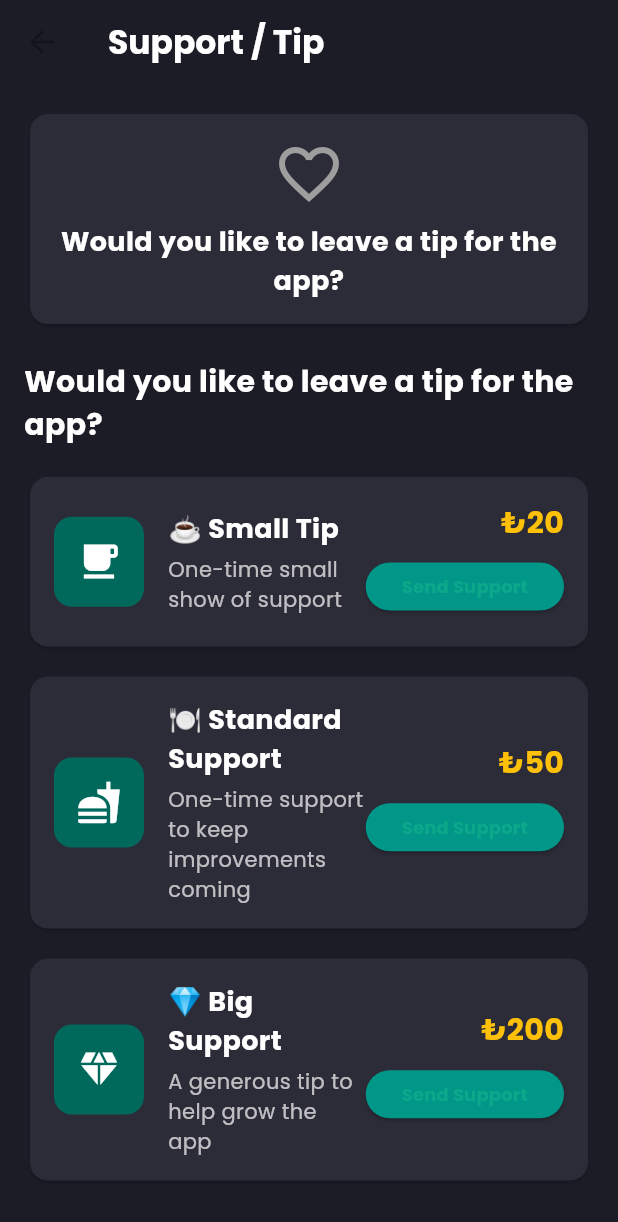
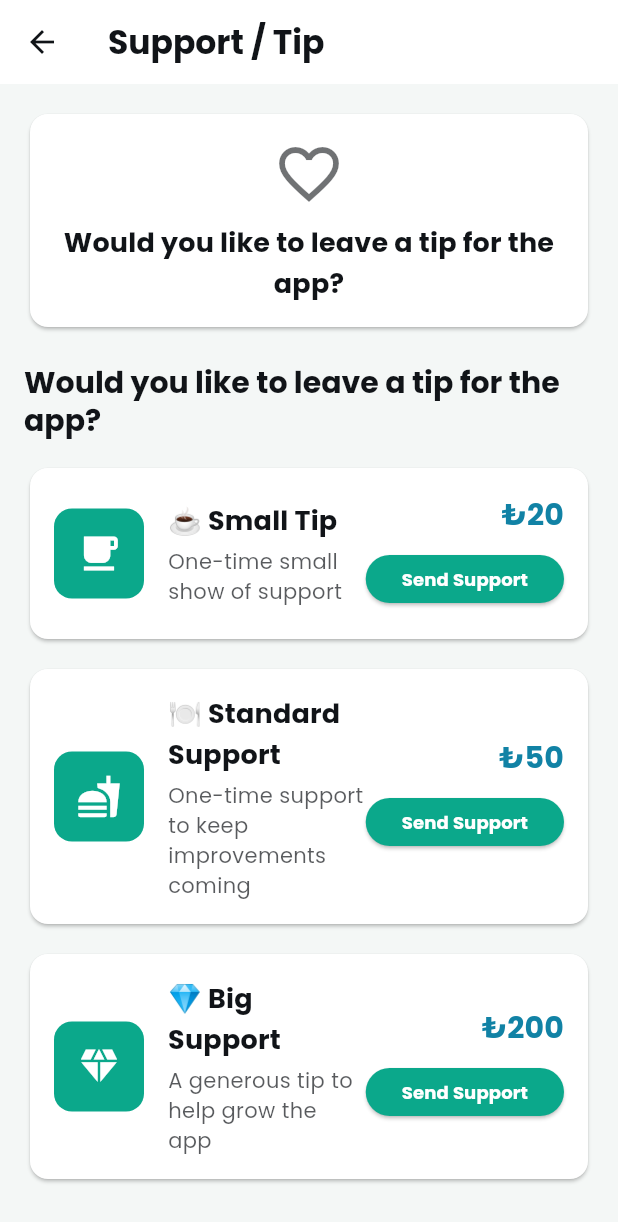
Before and after one commit to atardamar07/ezan_hatirlatici, a Flutter app: the DonationScreen screen opened by its route, on a phone screen of 412 x 824 dp. Shown: the top 1222 px of the screen. Run offline on Flutter 3.47's test engine with Material 3 defaults, Android fonts, the phone set to English and light mode, and no system bars; our stand-ins replace flutter_local_notifications, geocoding, geolocator, google_mobile_ads, in_app_purchase, sensors_plus and 4 more; accounts and stored records are empty.

Commit message:
auto update

```diff
--- a/lib/l10n/app_ar.arb
+++ b/lib/l10n/app_ar.arb
@@ -72,7 +72,7 @@
   "supportApp": "هل ترغب في دعم التطبيق بإكرامية؟",
   "adFreeExperience": "استمتع بتجربة خالية من الإعلانات",
   "supportOptionalText": "الدعم اختياري بالكامل وليس مطلوبًا لاستخدام التطبيق.",
-  "donationInfoText": "تُعالج مبالغ الدعم عبر فوترة Google Play وتساعد في تغطية التطوير وتكاليف الخادم.",
+  "donationInfoText": "تُعالج مبالغ الدعم عبر فوترة Google Play وتُستخدم لتكاليف التطوير.",
   "noAdsFor30Days": "لن يتم عرض إعلانات لمدة 30 يوماً بعد التبرع.",
   "coffeeDonation": "☕ دعم صغير",
   "coffeeDescription": "مساهمة بسيطة لمرة واحدة",
--- a/lib/l10n/app_de.arb
+++ b/lib/l10n/app_de.arb
@@ -72,7 +72,7 @@
   "supportApp": "Möchtest du die App mit einem Trinkgeld unterstützen?",
   "adFreeExperience": "Genießen Sie Ihre werbefreie Erfahrung",
   "supportOptionalText": "Die Unterstützung ist völlig freiwillig und nicht erforderlich, um die App zu nutzen.",
-  "donationInfoText": "Unterstützungen werden über Google Play Abrechnung abgewickelt und helfen bei Entwicklung und Serverkosten.",
+  "donationInfoText": "Unterstützungen werden über Google Play Abrechnung abgewickelt und werden für Entwicklungskosten verwendet.",
   "noAdsFor30Days": "Es werden 30 Tage lang keine Anzeigen angezeigt, nachdem Sie gespendet haben.",
   "coffeeDonation": "☕ Kleine Unterstützung",
   "coffeeDescription": "Einmaliger kleiner Beitrag",
--- a/lib/l10n/app_en.arb
+++ b/lib/l10n/app_en.arb
@@ -68,7 +68,7 @@
   "supportApp": "Would you like to leave a tip for the app?",
   "adFreeExperience": "Enjoy your ad-free experience",
   "supportOptionalText": "Tips are completely optional and not required to use the app.",
-  "donationInfoText": "Tips are processed via Google Play Billing and help cover development and server costs.",
+  "donationInfoText": "Tips are processed via Google Play Billing and are used for development costs.",
   "noAdsFor30Days": "No ads will be shown for 30 days after donating.",
   "coffeeDonation": "☕ Small Tip",
   "coffeeDescription": "One-time small show of support",
--- a/lib/l10n/app_localizations_ar.dart
+++ b/lib/l10n/app_localizations_ar.dart
@@ -279,7 +279,7 @@ class AppLocalizationsAr extends AppLocalizations {
   String get supportOptionalText => 'الدعم اختياري بالكامل وليس مطلوبًا لاستخدام التطبيق.';
 
   @override
-  String get donationInfoText => 'تُعالج مبالغ الدعم عبر فوترة Google Play وتساعد في تغطية التطوير وتكاليف الخادم.';
+  String get donationInfoText => 'تُعالج مبالغ الدعم عبر فوترة Google Play وتُستخدم لتكاليف التطوير.';
 
   @override
   String get noAdsFor30Days => 'لن يتم عرض إعلانات لمدة 30 يوماً بعد التبرع.';
--- a/lib/l10n/app_localizations_de.dart
+++ b/lib/l10n/app_localizations_de.dart
@@ -279,7 +279,7 @@ class AppLocalizationsDe extends AppLocalizations {
   String get supportOptionalText => 'Die Unterstützung ist völlig freiwillig und nicht erforderlich, um die App zu nutzen.';
 
   @override
-  String get donationInfoText => 'Unterstützungen werden über Google Play Abrechnung abgewickelt und helfen bei Entwicklung und Serverkosten.';
+  String get donationInfoText => 'Unterstützungen werden über Google Play Abrechnung abgewickelt und werden für Entwicklungskosten verwendet.';
 
   @override
   String get noAdsFor30Days => 'Es werden 30 Tage lang keine Anzeigen angezeigt, nachdem Sie gespendet haben.';
--- a/lib/l10n/app_localizations_en.dart
+++ b/lib/l10n/app_localizations_en.dart
@@ -279,7 +279,7 @@ class AppLocalizationsEn extends AppLocalizations {
   String get supportOptionalText => 'Tips are completely optional and not required to use the app.';
 
   @override
-  String get donationInfoText => 'Tips are processed via Google Play Billing and help cover development and server costs.';
+  String get donationInfoText => 'Tips are processed via Google Play Billing and are used for development costs.';
 
   @override
   String get noAdsFor30Days => 'No ads will be shown for 30 days after donating.';
--- a/lib/l10n/app_localizations_ru.dart
+++ b/lib/l10n/app_localizations_ru.dart
@@ -279,7 +279,7 @@ class AppLocalizationsRu extends AppLocalizations {
   String get supportOptionalText => 'Поддержка полностью добровольная и не требуется для использования приложения.';
 
   @override
-  String get donationInfoText => 'Пожертвования обрабатываются через Google Play Billing и помогают покрыть разработку и серверные расходы.';
+  String get donationInfoText => 'Пожертвования обрабатываются через Google Play Billing и используются для расходов на разработку.';
 
   @override
   String get noAdsFor30Days => 'Реклама не будет показываться в течение 30 дней после пожертвования.';
--- a/lib/l10n/app_localizations_tr.dart
+++ b/lib/l10n/app_localizations_tr.dart
@@ -279,7 +279,7 @@ class AppLocalizationsTr extends AppLocalizations {
   String get supportOptionalText => 'Bahşiş vermek tamamen gönüllüdür; uygulamadaki özelliklere erişmek için zorunlu değildir.';
 
   @override
-  String get donationInfoText => 'Bahşişler Google Play Faturalandırma ile alınır ve geliştirme ile sunucu masraflarında kullanılır.';
+  String get donationInfoText => 'Bahşişler Google Play Faturalandırma ile alınır ve geliştirme masrafları için kullanılır.';
 
   @override
   String get noAdsFor30Days => 'Bağış yaptıktan sonra 30 gün boyunca reklam gösterilmeyecektir.';
--- a/lib/l10n/app_ru.arb
+++ b/lib/l10n/app_ru.arb
@@ -72,7 +72,7 @@
   "supportApp": "Хотите поддержать приложение чаевыми?",
   "adFreeExperience": "Наслаждайтесь безрекламным опытом",
   "supportOptionalText": "Поддержка полностью добровольная и не требуется для использования приложения.",
-  "donationInfoText": "Пожертвования обрабатываются через Google Play Billing и помогают покрыть разработку и серверные расходы.",
+  "donationInfoText": "Пожертвования обрабатываются через Google Play Billing и используются для расходов на разработку.",
   "noAdsFor30Days": "Реклама не будет показываться в течение 30 дней после пожертвования.",
   "coffeeDonation": "☕ Небольшая поддержка",
   "coffeeDescription": "Разовая маленькая благодарность",
--- a/lib/l10n/app_tr.arb
+++ b/lib/l10n/app_tr.arb
@@ -64,7 +64,7 @@
   "supportApp": "Uygulamayı bahşişle desteklemek ister misiniz?",
   "adFreeExperience": "Reklamsız deneyimin keyfini çıkarın",
   "supportOptionalText": "Bahşiş vermek tamamen gönüllüdür; uygulamadaki özelliklere erişmek için zorunlu değildir.",
-  "donationInfoText": "Bahşişler Google Play Faturalandırma ile alınır ve geliştirme ile sunucu masraflarında kullanılır.",
+  "donationInfoText": "Bahşişler Google Play Faturalandırma ile alınır ve geliştirme masrafları için kullanılır.",
   "noAdsFor30Days": "Bağış yaptıktan sonra 30 gün boyunca reklam gösterilmeyecektir.",
   "coffeeDonation": "☕ Küçük Destek",
   "coffeeDescription": "Tek seferlik küçük bir bahşiş",
--- a/lib/screens/donation_screen.dart
+++ b/lib/screens/donation_screen.dart
@@ -69,18 +69,19 @@ class _DonationScreenState extends State<DonationScreen> {
       barrierDismissible: false,
       builder: (_) => AlertDialog(
         title: Row(children: [
-          const Icon(Icons.favorite, color: Colors.green),
+          Icon(Icons.favorite, color: Theme.of(context).colorScheme.primary),
           const SizedBox(width: 8),
           Text(AppLocalizations.of(context)!.thankYou),
         ]),
         content: Column(mainAxisSize: MainAxisSize.min, children: [
-          const Icon(Icons.check_circle, color: Colors.green, size: 64),
+          Icon(Icons.check_circle, color: Theme.of(context).colorScheme.primary, size: 64),
           const SizedBox(height: 16),
           Text(AppLocalizations.of(context)!.donationSuccess,
               textAlign: TextAlign.center, style: const TextStyle(fontSize: 16)),
           const SizedBox(height: 8),
           Text(AppLocalizations.of(context)!.noAds,
-              textAlign: TextAlign.center, style: const TextStyle(color: Colors.grey)),
+              textAlign: TextAlign.center,
+              style: TextStyle(color: Theme.of(context).colorScheme.onSurface.withOpacity(0.7))),
         ]),
         actions: [
           ElevatedButton(
@@ -99,7 +100,7 @@ class _DonationScreenState extends State<DonationScreen> {
       context: context,
       builder: (_) => AlertDialog(
         title: Row(children: [
-          const Icon(Icons.error, color: Colors.red),
+          Icon(Icons.error, color: Theme.of(context).colorScheme.error),
           const SizedBox(width: 8),
           Text(AppLocalizations.of(context)!.errorTitle),
         ]),
@@ -123,33 +124,36 @@ class _DonationScreenState extends State<DonationScreen> {
   }
   /* ---------- WEB UYARISI ---------- */
   Widget _webBody() {
+    final theme = Theme.of(context);
+    final colors = theme.colorScheme;
     return Scaffold(
-      backgroundColor: const Color(0xFF1C1C27),
+      backgroundColor: theme.scaffoldBackgroundColor,
       appBar: AppBar(
-        backgroundColor: const Color(0xFF1C1C27),
-        title: Text(AppLocalizations.of(context)!.donationTitle,
-            style: const TextStyle(color: Colors.white, fontWeight: FontWeight.bold)),
+        backgroundColor: colors.surface,
+        foregroundColor: colors.onSurface,
+        title: Text(AppLocalizations.of(context)!.donationTitle),
       ),
       body: Center(
         child: Card(
-          color: const Color(0xFF2C2C38),
+          color: colors.surface,
           margin: const EdgeInsets.all(20),
           child: Padding(
             padding: const EdgeInsets.all(24),
             child: Column(mainAxisSize: MainAxisSize.min, children: [
-              const Icon(Icons.mobile_friendly, color: Colors.teal, size: 48),
+              Icon(Icons.mobile_friendly, color: colors.primary, size: 48),
               const SizedBox(height: 16),
               Text(AppLocalizations.of(context)!.donationsForWeb,
                   textAlign: TextAlign.center,
-                      style: const TextStyle(
-                          color: Colors.white,
+                  style: theme.textTheme.titleMedium?.copyWith(
+                      color: colors.onSurface,
                           fontSize: 18,
                           fontWeight: FontWeight.bold)),
                   const SizedBox(height: 8),
                   Text(
                       AppLocalizations.of(context)!.donateInfo,
                       textAlign: TextAlign.center,
-                  style: const TextStyle(color: Colors.grey)),
+                      style: theme.textTheme.bodyMedium?.copyWith(
+                          color: colors.onSurface.withOpacity(0.7))),
             ]),
           ),
         ),
@@ -158,15 +162,17 @@ class _DonationScreenState extends State<DonationScreen> {
   }
   /* ---------- MOBIL EKRAN ---------- */
   Widget _mobileBody(List<Map<String, dynamic>> products) {
+    final theme = Theme.of(context);
+    final colors = theme.colorScheme;
     return Scaffold(
-      backgroundColor: const Color(0xFF1C1C27),
+      backgroundColor: theme.scaffoldBackgroundColor,
       appBar: AppBar(
-        backgroundColor: const Color(0xFF1C1C27),
-        title: Text(AppLocalizations.of(context)!.donationTitle,
-            style: const TextStyle(color: Colors.white, fontWeight: FontWeight.bold)),
+        backgroundColor: colors.surface,
+        foregroundColor: colors.onSurface,
+        title: Text(AppLocalizations.of(context)!.donationTitle),
       ),
       body: _isLoading
-          ? const Center(child: CircularProgressIndicator(color: Colors.amber))
+          ? Center(child: CircularProgressIndicator(color: colors.primary))
           : SingleChildScrollView(
         padding: const EdgeInsets.all(16),
         child: Column(
@@ -174,8 +180,8 @@ class _DonationScreenState extends State<DonationScreen> {
             if (_donationInfo != null) _statusCard(),
             const SizedBox(height: 20),
             Text(AppLocalizations.of(context)!.supportApp,
-                style: const TextStyle(
-                    color: Colors.white,
+                style: theme.textTheme.titleLarge?.copyWith(
+                    color: colors.onSurface,
                     fontSize: 20,
                     fontWeight: FontWeight.bold)),
             const SizedBox(height: 16),
@@ -189,15 +195,16 @@ class _DonationScreenState extends State<DonationScreen> {
   }
 
   Widget _statusCard() {
+    final colors = Theme.of(context).colorScheme;
     return Card(
-      color: _donationInfo!['hasDonated'] ? Colors.green.shade800 : const Color(0xFF2C2C38),
+      color: _donationInfo!['hasDonated'] ? colors.primary.withOpacity(0.15) : colors.surface,
       child: Padding(
         padding: const EdgeInsets.all(16),
         child: Column(
           children: [
             Icon(
               _donationInfo!['hasDonated'] ? Icons.favorite : Icons.favorite_border,
-              color: _donationInfo!['hasDonated'] ? Colors.green : Colors.grey,
+              color: _donationInfo!['hasDonated'] ? colors.primary : colors.onSurface.withOpacity(0.6),
               size: 48,
             ),
             const SizedBox(height: 8),
@@ -205,15 +212,15 @@ class _DonationScreenState extends State<DonationScreen> {
               _donationInfo!['hasDonated']
                   ? AppLocalizations.of(context)!.hasDonatedThanks
                   : AppLocalizations.of(context)!.supportApp,
-              style: const TextStyle(
-                  color: Colors.white, fontSize: 18, fontWeight: FontWeight.bold),
+              style: Theme.of(context).textTheme.titleMedium?.copyWith(
+                  color: colors.onSurface, fontSize: 18, fontWeight: FontWeight.bold),
               textAlign: TextAlign.center,
             ),
             if (_donationInfo!['hasDonated'] && _donationInfo!['isActive'])
               Padding(
                 padding: const EdgeInsets.only(top: 8),
                 child: Text(AppLocalizations.of(context)!.adFreeExperience,
-                    style: const TextStyle(color: Colors.green)),
+                    style: TextStyle(color: colors.primary)),
               ),
           ],
         ),
@@ -222,30 +229,36 @@ class _DonationScreenState extends State<DonationScreen> {
   }
 
   Widget _infoCard() {
+    final theme = Theme.of(context);
+    final colors = theme.colorScheme;
     return Card(
-      color: const Color(0xFF2C2C38),
+      color: colors.surface,
       child: Padding(
         padding: const EdgeInsets.all(16),
         child: Column(
           children: [
-            const Icon(Icons.info, color: Colors.teal),
+            Icon(Icons.info, color: colors.primary),
             const SizedBox(height: 8),
             Text(
               AppLocalizations.of(context)!.supportOptionalText,
-              style: const TextStyle(color: Colors.white70),
+              style: theme.textTheme.bodyMedium?.copyWith(
+                color: colors.onSurface.withOpacity(0.7),
+              ),
               textAlign: TextAlign.center,
             ),
             const SizedBox(height: 8),
             Text(
               AppLocalizations.of(context)!.donationInfoText,
-              style: const TextStyle(color: Colors.white70),
+              style: theme.textTheme.bodyMedium?.copyWith(
+                color: colors.onSurface.withOpacity(0.7),
+              ),
               textAlign: TextAlign.center,
             ),
             const SizedBox(height: 8),
             Text(
               AppLocalizations.of(context)!.noAdsFor30Days,
-              style: const TextStyle(
-                  color: Colors.teal, fontWeight: FontWeight.bold),
+              style: theme.textTheme.bodyMedium?.copyWith(
+                  color: colors.primary, fontWeight: FontWeight.bold),
               textAlign: TextAlign.center,
             ),
           ],
@@ -255,10 +268,12 @@ class _DonationScreenState extends State<DonationScreen> {
   }
 
   Widget _donationCard(Map<String, dynamic> product) {
+    final theme = Theme.of(context);
+    final colors = theme.colorScheme;
     return Padding(
       padding: const EdgeInsets.only(bottom: 12),
       child: Card(
-        color: const Color(0xFF2C2C38),
+        color: colors.surface,
         child: InkWell(
           borderRadius: BorderRadius.circular(12),
           onTap: _isProcessing ? null : () => _makeDonation(product['id']),
@@ -270,10 +285,10 @@ class _DonationScreenState extends State<DonationScreen> {
                   width: 60,
                   height: 60,
                   decoration: BoxDecoration(
-                    color: Colors.teal.shade800,
+                    color: colors.primary,
                     borderRadius: BorderRadius.circular(12),
                   ),
-                  child: Icon(product['icon'], size: 30, color: Colors.white),
+                  child: Icon(product['icon'], size: 30, color: colors.onPrimary),
                 ),
                 const SizedBox(width: 16),
                 Expanded(
@@ -281,14 +296,14 @@ class _DonationScreenState extends State<DonationScreen> {
                     crossAxisAlignment: CrossAxisAlignment.start,
                     children: [
                       Text(product['title'],
-                          style: const TextStyle(
-                              color: Colors.white,
+                          style: theme.textTheme.titleMedium?.copyWith(
+                              color: colors.onSurface,
                               fontSize: 18,
                               fontWeight: FontWeight.bold)),
                       const SizedBox(height: 4),
                       Text(product['description'],
-                          style: const TextStyle(
-                              color: Colors.white70, fontSize: 14)),
+                          style: theme.textTheme.bodyMedium?.copyWith(
+                              color: colors.onSurface.withOpacity(0.7), fontSize: 14)),
                     ],
                   ),
                 ),
@@ -296,8 +311,8 @@ class _DonationScreenState extends State<DonationScreen> {
                   crossAxisAlignment: CrossAxisAlignment.end,
                   children: [
                     Text(product['price'],
-                        style: const TextStyle(
-                            color: Colors.amber,
+                        style: theme.textTheme.titleMedium?.copyWith(
+                            color: colors.secondary,
                             fontSize: 20,
                             fontWeight: FontWeight.bold)),
                     const SizedBox(height: 4),
@@ -310,10 +325,10 @@ class _DonationScreenState extends State<DonationScreen> {
                         : ElevatedButton(
                       onPressed: () => _makeDonation(product['id']),
                       style: ElevatedButton.styleFrom(
-                          backgroundColor: Colors.teal,
+                          backgroundColor: colors.primary,
                           minimumSize: const Size(80, 32)),
                       child: Text(AppLocalizations.of(context)!.donateButton,
-                          style: const TextStyle(fontSize: 12)),
+                          style: TextStyle(fontSize: 12, color: colors.onPrimary)),
                     ),
                   ],
                 ),
```
Also changed, not shown: lib/screens/qibla_screen.dart (+34 -29 lines), lib/screens/zikirmatik_screen.dart (+32 -38 lines).
